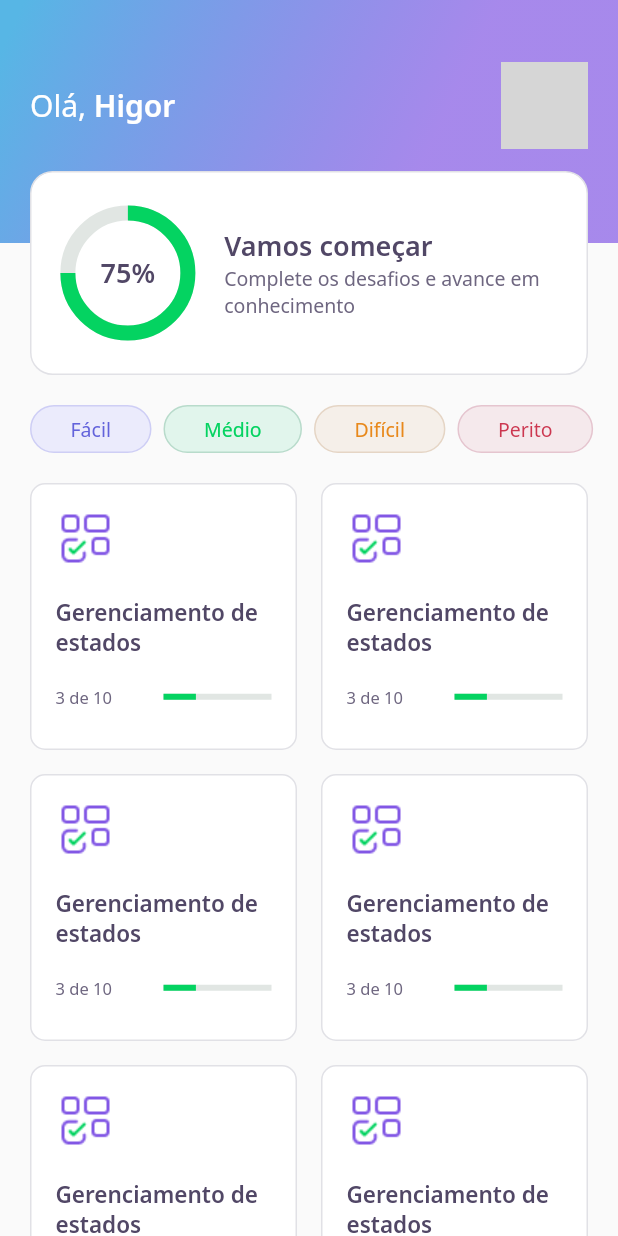
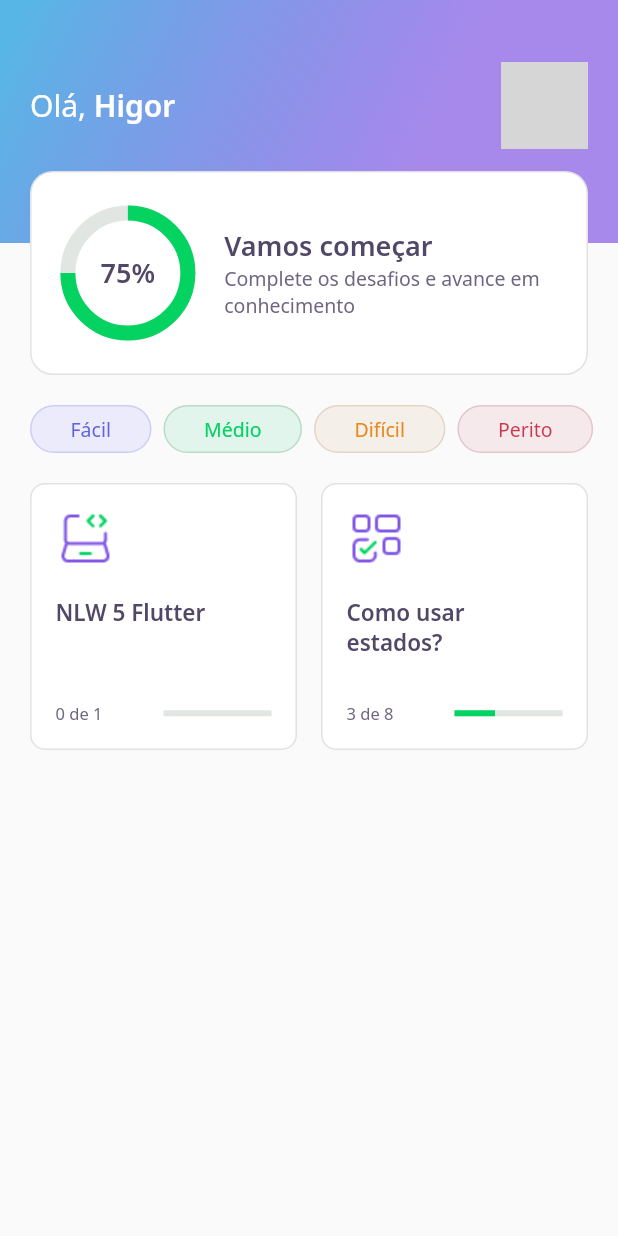
Before and after one commit to higorpo/nlw5-devquiz, a Flutter app: the screen it shows after launch, on a phone screen of 412 x 824 dp. Run offline on Flutter 3.47's test engine with Material 2 defaults, Android fonts, the phone set to English and light mode, and no system bars; our stand-ins replace google_fonts; accounts and stored records are empty; network calls fail; grey boxes are pictures that could not be loaded.

Commit message:
:hammer: Fix...

```diff
--- a/lib/home/home_page.dart
+++ b/lib/home/home_page.dart
@@ -1,7 +1,12 @@
+import 'package:DevQuiz/challenge/widgets/quiz/quiz_widget.dart';
+import 'package:DevQuiz/core/core.dart';
+import 'package:DevQuiz/home/home_state.dart';
 import 'package:DevQuiz/home/widgets/appbar/appbar_widget.dart';
 import 'package:DevQuiz/home/widgets/level_button/level_button_widget.dart';
 import 'package:DevQuiz/home/widgets/quiz_card/quiz_card_widget.dart';
 import 'package:flutter/material.dart';
+
+import 'home_controller.dart';
 
 class HomePage extends StatefulWidget {
   HomePage({Key? key}) : super(key: key);
@@ -11,17 +16,33 @@ class HomePage extends StatefulWidget {
 }
 
 class _HomePageState extends State<HomePage> {
+  final controller = HomeController();
+
+  @override
+  void initState() {
+    super.initState();
+    controller.getUser();
+    controller.getQuizzes();
+
+    controller.stateNotifier.addListener(() {
+      setState(() {});
+    });
+  }
+
   @override
   Widget build(BuildContext context) {
+    if (controller.state == HomeState.SUCCESS) {
       return Scaffold(
-      appBar: AppBarWidget(),
+        appBar: AppBarWidget(
+          user: controller.user!,
+        ),
         body: Column(
           children: [
             SingleChildScrollView(
               scrollDirection: Axis.horizontal,
               child: Padding(
-              padding:
-                  const EdgeInsets.symmetric(horizontal: 20.0, vertical: 20.0),
+                padding: const EdgeInsets.symmetric(
+                    horizontal: 20.0, vertical: 20.0),
                 child: Row(
                   mainAxisAlignment: MainAxisAlignment.spaceBetween,
                   children: [
@@ -50,21 +71,24 @@ class _HomePageState extends State<HomePage> {
                 crossAxisSpacing: 16,
                 mainAxisSpacing: 16,
                 padding: const EdgeInsets.symmetric(horizontal: 20.0),
-              children: [
-                QuizCardWidget(),
-                QuizCardWidget(),
-                QuizCardWidget(),
-                QuizCardWidget(),
-                QuizCardWidget(),
-                QuizCardWidget(),
-                QuizCardWidget(),
-                QuizCardWidget(),
-                QuizCardWidget(),
-              ],
+                children: controller.quizzes!
+                    .map(
+                      (quiz) => QuizCardWidget(quiz: quiz),
+                    )
+                    .toList(),
               ),
             ),
           ],
         ),
       );
+    } else {
+      return Scaffold(
+        body: Center(
+          child: CircularProgressIndicator(
+            valueColor: AlwaysStoppedAnimation<Color>(AppColors.darkGreen),
+          ),
+        ),
+      );
     }
   }
+}
--- a/lib/home/widgets/appbar/appbar_widget.dart
+++ b/lib/home/widgets/appbar/appbar_widget.dart
@@ -1,9 +1,12 @@
 import 'package:DevQuiz/core/core.dart';
 import 'package:DevQuiz/home/widgets/score_card/score_card_widget.dart';
+import 'package:DevQuiz/shared/models/user_model.dart';
 import 'package:flutter/material.dart';
 
 class AppBarWidget extends PreferredSize {
-  AppBarWidget()
+  final UserModel user;
+
+  AppBarWidget({required this.user})
       : super(
           preferredSize: Size.fromHeight(250),
           child: Container(
@@ -26,7 +29,7 @@ class AppBarWidget extends PreferredSize {
                             style: AppTextStyles.title,
                             children: [
                               TextSpan(
-                                text: "Higor",
+                                text: user.name,
                                 style: AppTextStyles.titleBold,
                               )
                             ],
@@ -39,7 +42,7 @@ class AppBarWidget extends PreferredSize {
                             borderRadius: BorderRadius.circular(10.0),
                             image: DecorationImage(
                               image: NetworkImage(
-                                "https://avatars.githubusercontent.com/u/46327961?v=4",
+                                user.photoUrl,
                               ),
                             ),
                           ),
--- a/lib/home/widgets/quiz_card/quiz_card_widget.dart
+++ b/lib/home/widgets/quiz_card/quiz_card_widget.dart
@@ -1,10 +1,15 @@
 import 'package:DevQuiz/core/app_colors.dart';
 import 'package:DevQuiz/core/app_images.dart';
 import 'package:DevQuiz/core/app_text_styles.dart';
+import 'package:DevQuiz/shared/models/quiz_model.dart';
 import 'package:DevQuiz/shared/widgets/progress_indicator/progress_indicator_widget.dart';
 import 'package:flutter/material.dart';
 
 class QuizCardWidget extends StatelessWidget {
+  final QuizModel quiz;
+
+  const QuizCardWidget({Key? key, required this.quiz}) : super(key: key);
+
   @override
   Widget build(BuildContext context) {
     return Container(
@@ -22,24 +27,24 @@ class QuizCardWidget extends StatelessWidget {
           Container(
             height: 40,
             width: 40,
-            child: Image.asset(AppImages.blocks),
+            child: Image.asset(quiz.image),
           ),
           SizedBox(height: 19),
-          Text("Gerenciamento de estados", style: AppTextStyles.heading15),
-          SizedBox(height: 19),
+          Text(quiz.title, style: AppTextStyles.heading15),
+          Spacer(),
           Row(
             children: [
               Expanded(
                 flex: 2,
                 child: Text(
-                  "3 de 10",
+                  "${quiz.questionAnswered} de ${quiz.questions.length}",
                   style: AppTextStyles.body11,
                 ),
               ),
               Expanded(
                 flex: 2,
                 child: ProgressIndicatorWidget(
-                  value: .3,
+                  value: quiz.questionAnswered / quiz.questions.length,
                 ),
               ),
             ],
```
Also changed, not shown: lib/home/home_controller.dart (+100 -4 lines). Lines whose indentation alone changed are shown as unchanged.
